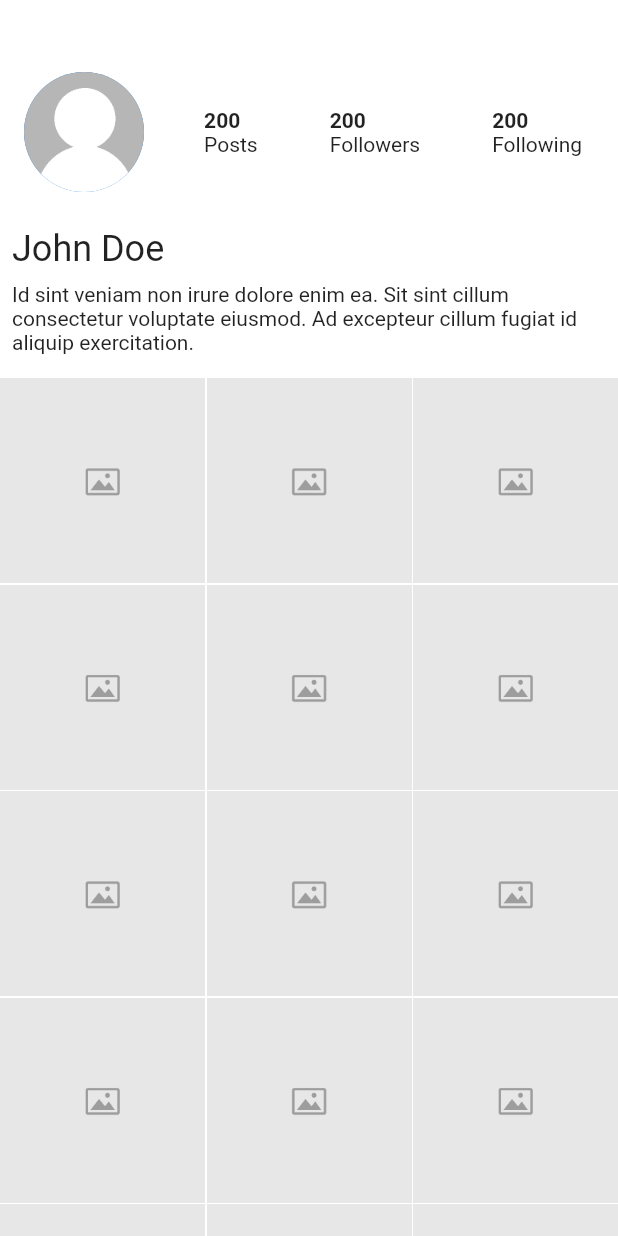
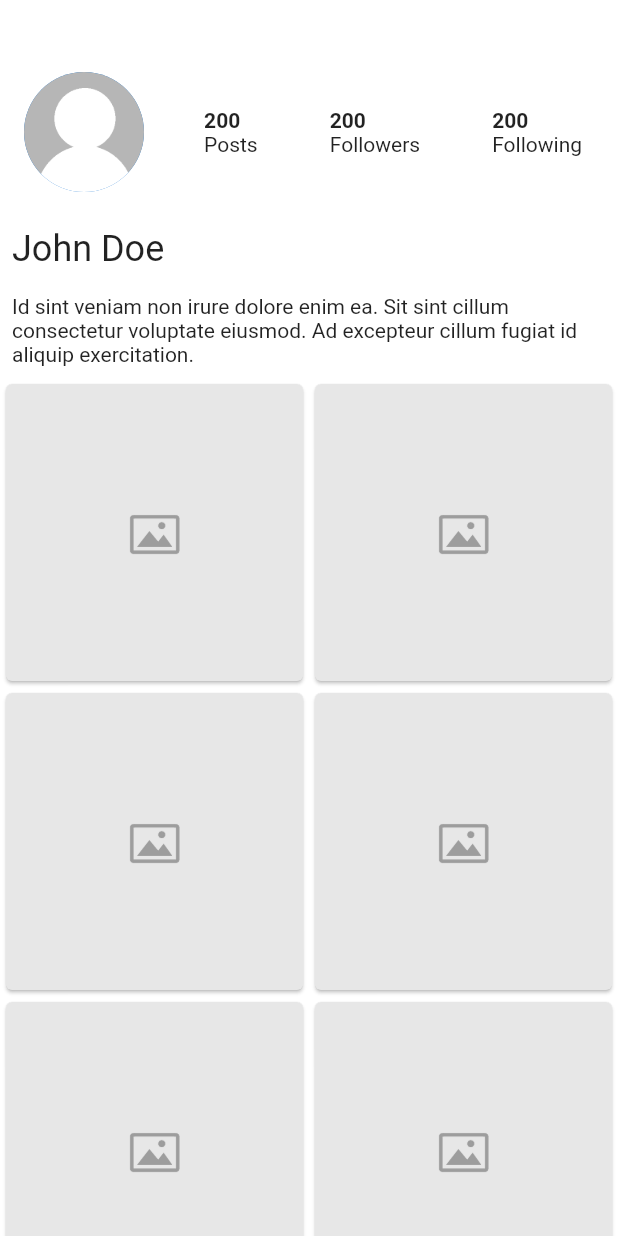
Before and after one commit to anoochit/uikits, a Flutter app: the ProfileScreen02 screen opened directly, on a phone screen of 412 x 824 dp. Run offline on Flutter 3.47's test engine with Material 2 defaults, Android fonts, the phone set to English and light mode, and no system bars; our stand-ins replace carousel_slider, font_awesome_flutter, get, percent_indicator, photo_view, responsive_builder and 3 more; missing offline and left inert: awesome_card, ms_undraw, multi_split_view.

Commit message:
update profile screen layout

```diff
--- a/lib/pages/05_profile/profilescreen02.dart
+++ b/lib/pages/05_profile/profilescreen02.dart
@@ -21,7 +21,9 @@ class _ProfileScreen02State extends State<ProfileScreen02> {
       child: Scaffold(
         backgroundColor: Colors.white,
         body: LayoutBuilder(
-          builder: (context, constraints) => Column(
+          builder: (context, constraints) {
+            return SingleChildScrollView(
+              child: Column(
                 children: [
                   Container(
                     width: (constraints.maxWidth > 412) ? (constraints.maxWidth * 0.6) : constraints.maxWidth,
@@ -57,35 +59,28 @@ class _ProfileScreen02State extends State<ProfileScreen02> {
                         ),
                         // replace profile detail here
                         Container(
-                      padding: EdgeInsets.only(left: 8.0, bottom: 16.0),
-                      child: Text("Id sint veniam non irure dolore enim ea. Sit sint cillum consectetur voluptate eiusmod. Ad excepteur cillum fugiat id aliquip exercitation. "),
+                          padding: EdgeInsets.all(8.0),
+                          child: Text(
+                              "Id sint veniam non irure dolore enim ea. Sit sint cillum consectetur voluptate eiusmod. Ad excepteur cillum fugiat id aliquip exercitation. "),
                         )
                       ],
                     ),
                   ),
-              Expanded(
-                child: MediaQuery.removePadding(
-                  context: context,
-                  removeTop: true,
-                  child: Container(
-                    child: GridView.builder(
-                      gridDelegate: SliverGridDelegateWithFixedCrossAxisCount(
-                        crossAxisCount: (constraints.maxWidth > 412) ? 4 : 3,
-                        mainAxisSpacing: 1,
-                        crossAxisSpacing: 1,
-                      ),
-                      itemCount: 20,
-                      itemBuilder: (context, index) {
-                        return Container(
+                  GridView.count(
+                    physics: ScrollPhysics(),
+                    shrinkWrap: true,
+                    crossAxisCount: (constraints.maxWidth > 412) ? 4 : 2,
+                    children: List.generate(20, (index) {
+                      return Card(
+                        clipBehavior: Clip.antiAliasWithSaveLayer,
                         child: Image.asset('assets/images/placeholder.png', fit: BoxFit.cover),
                       );
-                      },
-                    ),
-                  ),
-                ),
-              ),
+                    }),
+                  )
                 ],
               ),
+            );
+          },
         ),
       ),
     );
```
Also changed, not shown: lib/pages/05_profile/profilescreen03.dart (+13 -17 lines), lib/pages/05_profile/profilescreen05.dart (+9 -13 lines). Lines whose indentation alone changed are shown as unchanged.
